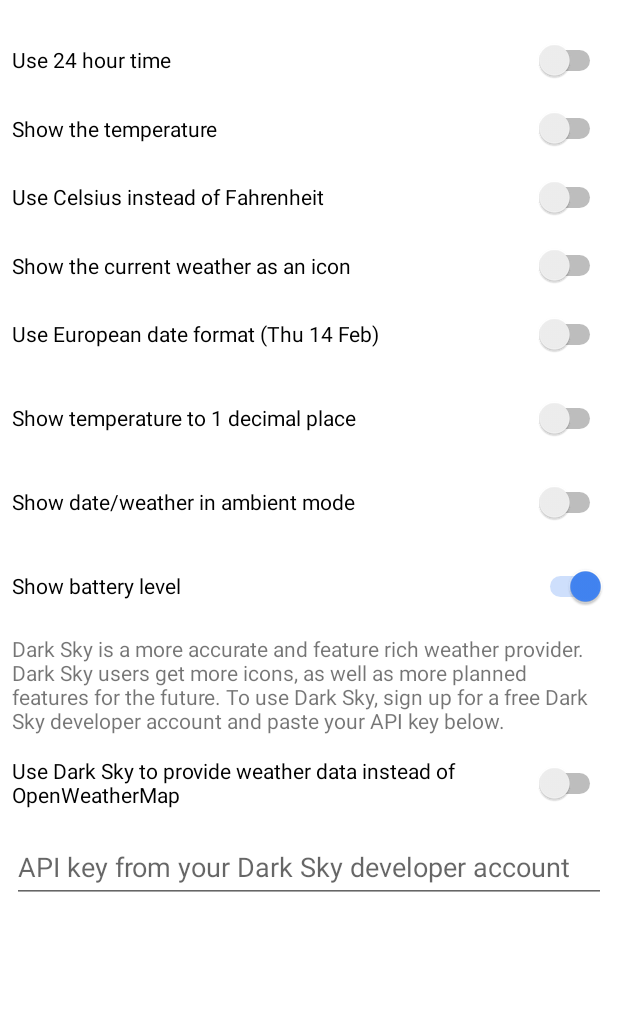
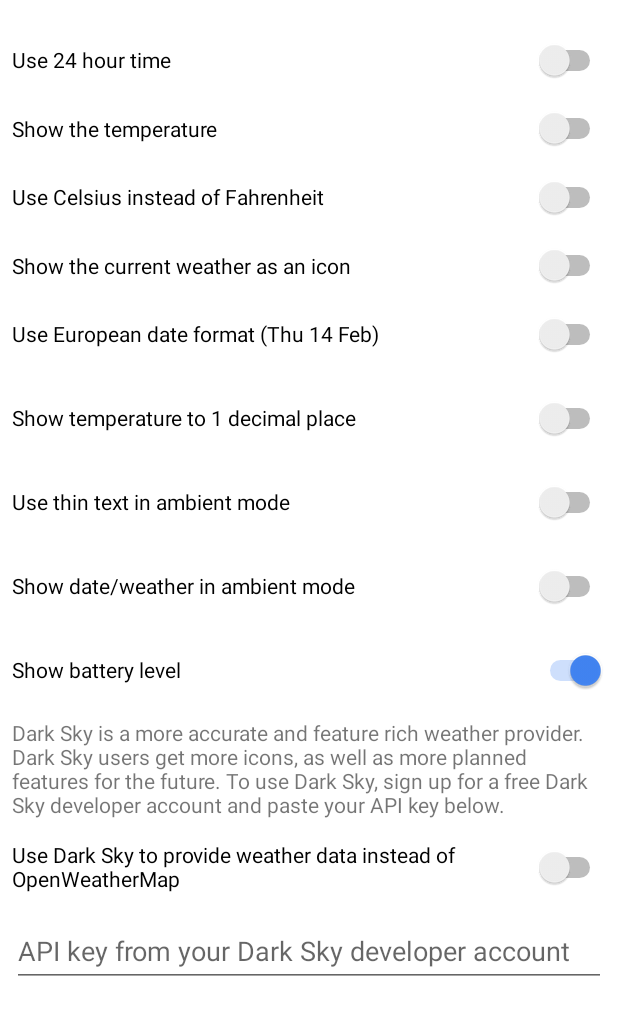
Before and after one commit to CorvetteCole/PixelWatchFace, an Android app: the screen it shows after launch (MainActivity), on a phone screen of 412 x 824 dp, the part 177-1212 px from its top. Run offline under Robolectric (Android 15) with nearby library versions, the phone set to English and light mode, and no system bars; libraries missing offline, so code that uses them is left out: com.anjlab.android; 2 statements that could not run were skipped.

Commit message:
Add option for thin time display in ambient mode

```diff
--- a/phoneApp/src/main/java/com/corvettecole/pixelwatchface/MainActivity.java
+++ b/phoneApp/src/main/java/com/corvettecole/pixelwatchface/MainActivity.java
@@ -49,6 +49,7 @@ public class MainActivity extends AppCompatActivity implements BillingProcessor.
     private Switch useDarkSkySwitch;
     private Switch useEuropeanDateFormatSwitch;
     private Switch showTemperatureDecimalSwitch;
+    private Switch useThinAmbientSwitch;
     private Switch showInfoBarAmbientSwitch;
     private Switch showBatterySwitch;
 
@@ -62,6 +63,7 @@ public class MainActivity extends AppCompatActivity implements BillingProcessor.
     private boolean showTemperatureDecimalPoint;
     private String darkSkyAPIKey;
     private boolean useDarkSky;
+    private boolean useThinAmbient;
     private boolean showInfoBarAmbient;
     private boolean showBattery;
     private BillingProcessor bp;
@@ -82,6 +84,7 @@ public class MainActivity extends AppCompatActivity implements BillingProcessor.
         useDarkSkySwitch = findViewById(R.id.useDarkSkySwitch);
         useEuropeanDateFormatSwitch = findViewById(R.id.dateFormatSwitch);
         showTemperatureDecimalSwitch = findViewById(R.id.temperaturePrecisionSwitch);
+        useThinAmbientSwitch = findViewById(R.id.useThinAmbientSwitch);
         showInfoBarAmbientSwitch = findViewById(R.id.infoBarAmbientSwitch);
         showBatterySwitch = findViewById(R.id.batterySwitch);
 
@@ -152,6 +155,14 @@ public class MainActivity extends AppCompatActivity implements BillingProcessor.
             }
         });
 
+        useThinAmbientSwitch.setOnCheckedChangeListener(new CompoundButton.OnCheckedChangeListener() {
+            @Override
+            public void onCheckedChanged(CompoundButton compoundButton, boolean isChecked) {
+                sharedPreferences.edit().putBoolean("use_thin_ambient", isChecked).apply();
+                syncToWear();
+            }
+        });
+
         showInfoBarAmbientSwitch.setOnCheckedChangeListener(new CompoundButton.OnCheckedChangeListener() {
             @Override
             public void onCheckedChanged(CompoundButton compoundButton, boolean isChecked) {
@@ -205,6 +216,7 @@ public class MainActivity extends AppCompatActivity implements BillingProcessor.
         showWeather = sharedPreferences.getBoolean("show_weather", false);
         useEuropeanDateFormat = sharedPreferences.getBoolean("use_european_date", false);
         showTemperatureDecimalPoint = sharedPreferences.getBoolean("show_temperature_decimal", false);
+        showInfoBarAmbient = sharedPreferences.getBoolean("use_thin_ambient", false);
         showInfoBarAmbient = sharedPreferences.getBoolean("show_infobar_ambient", false);
         showBattery = sharedPreferences.getBoolean("show_battery", true);
 
@@ -236,7 +248,8 @@ public class MainActivity extends AppCompatActivity implements BillingProcessor.
         dataMap.putBoolean("show_weather", showWeather);
         dataMap.putBoolean("use_european_date", useEuropeanDateFormat);
         dataMap.putBoolean("show_temperature_decimal", showTemperatureDecimalPoint);
-        dataMap.putBoolean("show_infobar_ambient", showInfoBarAmbient);
+        dataMap.putBoolean("use_thin_ambient", showInfoBarAmbient);
+        dataMap.putBoolean("show_infobar_ambient", useThinAmbient);
         dataMap.putString("dark_sky_api_key", darkSkyAPIKey);
         dataMap.putBoolean("use_dark_sky", useDarkSky);
         dataMap.putBoolean("show_battery", showBattery);
@@ -269,6 +282,7 @@ public class MainActivity extends AppCompatActivity implements BillingProcessor.
         showWeatherSwitch.setChecked(showWeather);
         useEuropeanDateFormatSwitch.setChecked(useEuropeanDateFormat);
         showTemperatureDecimalSwitch.setChecked(showTemperatureDecimalPoint);
+        useThinAmbientSwitch.setChecked(useThinAmbient);
         showInfoBarAmbientSwitch.setChecked(showInfoBarAmbient);
         showBatterySwitch.setChecked(showBattery);
         useDarkSkySwitch.setChecked(useDarkSky);
--- a/phoneApp/src/main/res/layout/activity_main.xml
+++ b/phoneApp/src/main/res/layout/activity_main.xml
@@ -123,6 +123,19 @@
         app:layout_constraintTop_toBottomOf="@+id/dateFormatSwitch" />
 
     <Switch
+        android:id="@+id/useThinAmbientSwitch"
+        android:layout_width="match_parent"
+        android:layout_height="48dp"
+        android:layout_marginStart="8dp"
+        android:layout_marginTop="8dp"
+        android:layout_marginEnd="8dp"
+        android:contentDescription="testing testing"
+        android:text="Use thin text in ambient mode"
+        app:layout_constraintEnd_toEndOf="parent"
+        app:layout_constraintStart_toStartOf="parent"
+        app:layout_constraintTop_toBottomOf="@+id/temperaturePrecisionSwitch" />
+
+    <Switch
         android:id="@+id/infoBarAmbientSwitch"
         android:layout_width="match_parent"
         android:layout_height="48dp"
```
Also changed, not shown: wearApp/src/main/java/com/corvettecole/pixelwatchface/PixelWatchFace.java (+6 -1 lines), wearApp/src/main/java/com/corvettecole/pixelwatchface/Settings.java (+7 -1 lines), wearApp/src/main/res/font/product_sans_thin.ttf (added).
